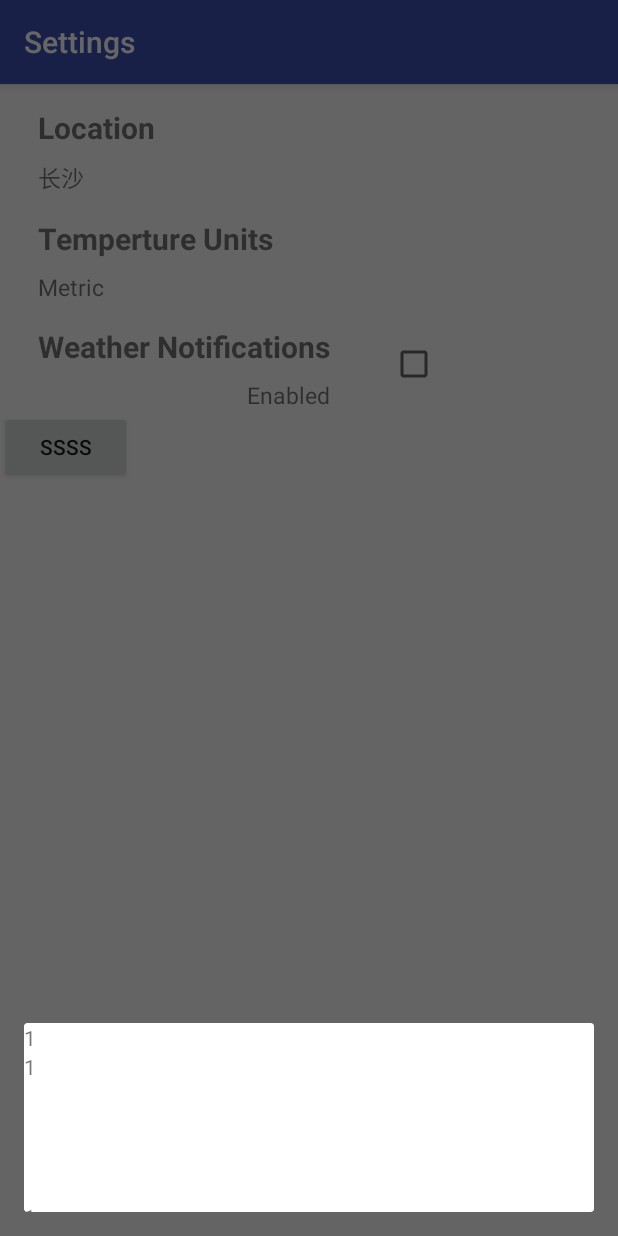
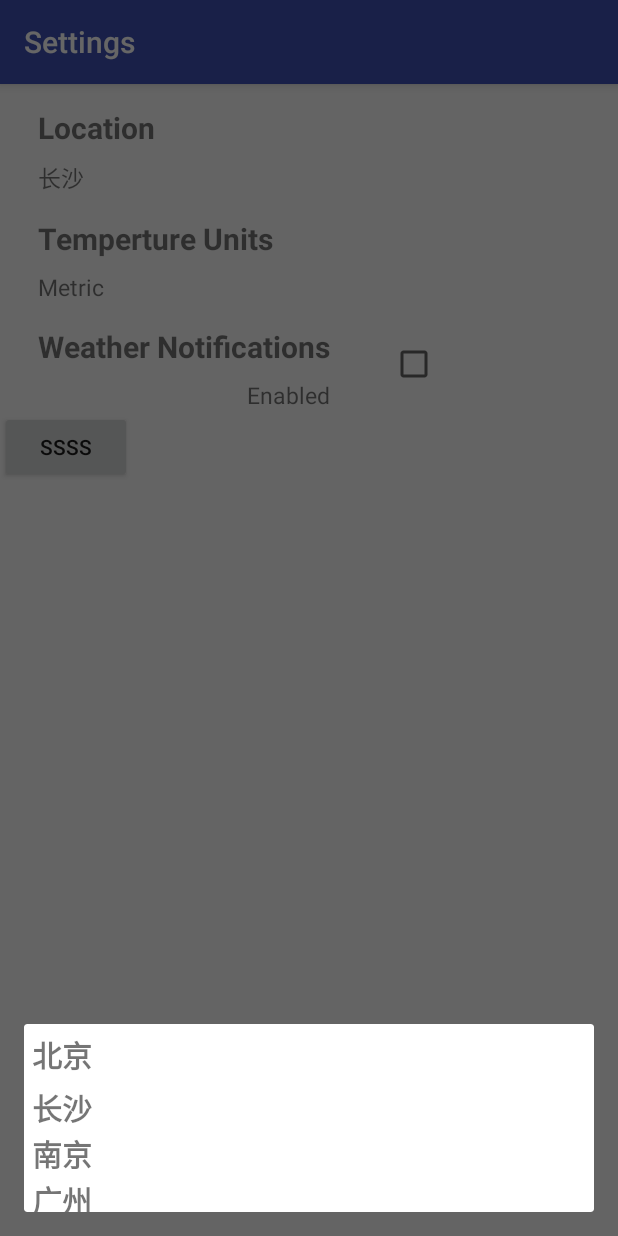
Before and after one commit to HuangDanGeeker/WeatherForecast, an Android app: the SettingsActivity screen opened directly, with no data from a screen before it, after a tap on "SSSS", on a phone screen of 412 x 824 dp. Run offline under Robolectric (Android 15) with nearby library versions, the phone set to English and light mode, and no system bars.

Commit message:
完成SettingsActivitty界面的'更换地点'选项的底部dialog布局

```diff
--- a/app/src/main/java/wang/com/weatherforecast/SettingsActivity.java
+++ b/app/src/main/java/wang/com/weatherforecast/SettingsActivity.java
@@ -73,7 +73,7 @@ public class SettingsActivity extends AppCompatActivity {
                 lp.x = 0;
                 lp.y = 0;
                 lp.width = (int) getResources().getDisplayMetrics().widthPixels; // 宽度
-                dialogCompnent.measure(0, 10);
+                dialogCompnent.measure(0, View.MeasureSpec.makeMeasureSpec(0, View.MeasureSpec.UNSPECIFIED));
                 lp.height = dialogCompnent.getMeasuredHeight();
                 lp.alpha = 9f; // 透明度
                 window.setAttributes(lp);
--- a/app/src/main/res/layout/bottom_dialog_localtion.xml
+++ b/app/src/main/res/layout/bottom_dialog_localtion.xml
@@ -4,19 +4,38 @@
     android:layout_height="match_parent">
 
     <TextView
-        android:text="1"
+        android:text="北京"
+        android:textSize="20dp"
+        android:textStyle="bold"
+        android:layout_marginTop="5dp"
+        android:layout_marginLeft="5dp"
+        android:layout_marginBottom="5dp"
         android:layout_width="match_parent"
-        android:layout_height="wrap_content" />
+        android:layout_height="30dp" />
     <TextView
-        android:text="1"
+        android:text="长沙"
+        android:textSize="20dp"
+        android:textStyle="bold"
+        android:layout_marginLeft="5dp"
+        android:layout_marginBottom="5dp"
         android:layout_width="match_parent"
-        android:layout_height="100dp" />
+        android:layout_height="25dp" />
     <TextView
-        android:text="1"
+        android:text="南京"
+        android:textSize="20dp"
+        android:textStyle="bold"
+        android:layout_marginLeft="5dp"
+        android:layout_marginBottom="5dp"
         android:layout_width="match_parent"
-        android:layout_height="wrap_content" />
+        android:layout_height="25dp" />
     <TextView
-        android:text="1"
+        android:text="广州"
+        android:textSize="20dp"
+        android:textStyle="bold"
+        android:layout_marginLeft="5dp"
+        android:layout_marginBottom="5dp"
         android:layout_width="match_parent"
-        android:layout_height="wrap_content" />
+        android:layout_height="50dp" />
+
+
 </LinearLayout>
```
